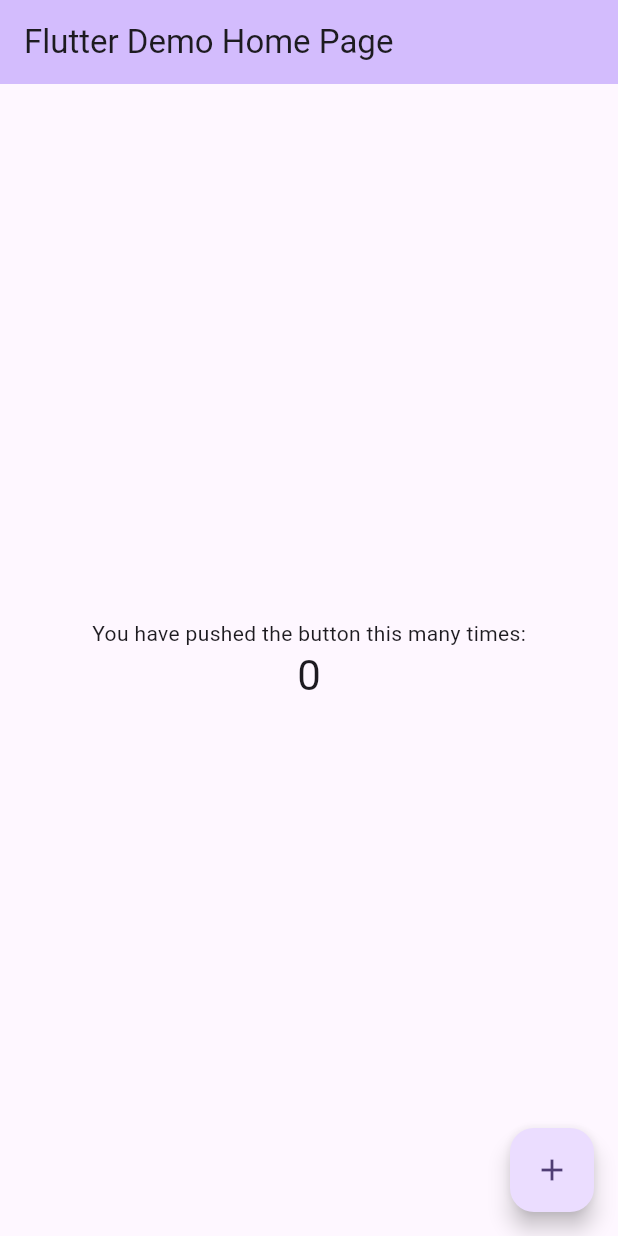
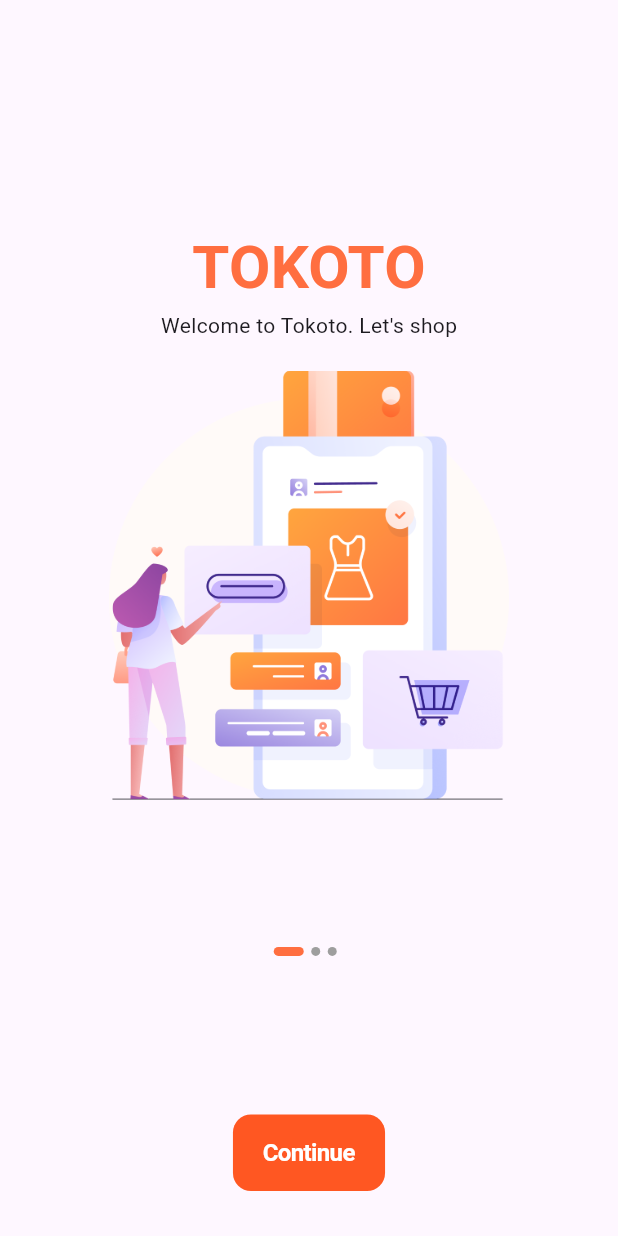
Before and after one commit to ThanhTien3103/e_commerce, a Flutter app: the screen it shows after launch, on a phone screen of 412 x 824 dp. Run offline on Flutter 3.47's test engine with Material 3 defaults, Android fonts, the phone set to English and light mode, and no system bars; our stand-ins replace get.

Commit message:
Add On Board Scene

```diff
--- /dev/null
+++ b/lib/bindings/binding.dart
@@ -0,0 +1,9 @@
+import 'package:get/get.dart';
+import '../src/view_models/board_view_model.dart';
+
+class DependencyBindings extends Bindings {
+  @override
+  void dependencies() {
+    Get.lazyPut<DotController>(() => DotController());
+  }
+}
--- a/lib/main.dart
+++ b/lib/main.dart
@@ -1,4 +1,7 @@
+import 'package:e_commerce/bindings/binding.dart';
+import 'package:e_commerce/src/view/scenes/on_broad_scenes.dart';
 import 'package:flutter/material.dart';
+import 'package:get/get.dart';
 
 void main() {
   runApp(const MyApp());
@@ -6,11 +9,10 @@ void main() {
 
 class MyApp extends StatelessWidget {
   const MyApp({super.key});
-
   // This widget is the root of your application.
   @override
   Widget build(BuildContext context) {
-    return MaterialApp(
+    return GetMaterialApp(
       title: 'Flutter Demo',
       theme: ThemeData(
         // This is the theme of your application.
@@ -31,95 +33,8 @@ class MyApp extends StatelessWidget {
         colorScheme: ColorScheme.fromSeed(seedColor: Colors.deepPurple),
         useMaterial3: true,
       ),
-      home: const MyHomePage(title: 'Flutter Demo Home Page'),
+      initialBinding: DependencyBindings(),
+      home: const OnBroadScenes(),
     );
   }
 }
-
-class MyHomePage extends StatefulWidget {
-  const MyHomePage({super.key, required this.title});
-
-  // This widget is the home page of your application. It is stateful, meaning
-  // that it has a State object (defined below) that contains fields that affect
-  // how it looks.
-
-  // This class is the configuration for the state. It holds the values (in this
-  // case the title) provided by the parent (in this case the App widget) and
-  // used by the build method of the State. Fields in a Widget subclass are
-  // always marked "final".
-
-  final String title;
-
-  @override
-  State<MyHomePage> createState() => _MyHomePageState();
-}
-
-class _MyHomePageState extends State<MyHomePage> {
-  int _counter = 0;
-
-  void _incrementCounter() {
-    setState(() {
-      // This call to setState tells the Flutter framework that something has
-      // changed in this State, which causes it to rerun the build method below
-      // so that the display can reflect the updated values. If we changed
-      // _counter without calling setState(), then the build method would not be
-      // called again, and so nothing would appear to happen.
-      _counter++;
-    });
-  }
-
-  @override
-  Widget build(BuildContext context) {
-    // This method is rerun every time setState is called, for instance as done
-    // by the _incrementCounter method above.
-    //
-    // The Flutter framework has been optimized to make rerunning build methods
-    // fast, so that you can just rebuild anything that needs updating rather
-    // than having to individually change instances of widgets.
-    return Scaffold(
-      appBar: AppBar(
-        // TRY THIS: Try changing the color here to a specific color (to
-        // Colors.amber, perhaps?) and trigger a hot reload to see the AppBar
-        // change color while the other colors stay the same.
-        backgroundColor: Theme.of(context).colorScheme.inversePrimary,
-        // Here we take the value from the MyHomePage object that was created by
-        // the App.build method, and use it to set our appbar title.
-        title: Text(widget.title),
-      ),
-      body: Center(
-        // Center is a layout widget. It takes a single child and positions it
-        // in the middle of the parent.
-        child: Column(
-          // Column is also a layout widget. It takes a list of children and
-          // arranges them vertically. By default, it sizes itself to fit its
-          // children horizontally, and tries to be as tall as its parent.
-          //
-          // Column has various properties to control how it sizes itself and
-          // how it positions its children. Here we use mainAxisAlignment to
-          // center the children vertically; the main axis here is the vertical
-          // axis because Columns are vertical (the cross axis would be
-          // horizontal).
-          //
-          // TRY THIS: Invoke "debug painting" (choose the "Toggle Debug Paint"
-          // action in the IDE, or press "p" in the console), to see the
-          // wireframe for each widget.
-          mainAxisAlignment: MainAxisAlignment.center,
-          children: <Widget>[
-            const Text(
-              'You have pushed the button this many times:',
-            ),
-            Text(
-              '$_counter',
-              style: Theme.of(context).textTheme.headlineMedium,
-            ),
-          ],
-        ),
-      ),
-      floatingActionButton: FloatingActionButton(
-        onPressed: _incrementCounter,
-        tooltip: 'Increment',
-        child: const Icon(Icons.add),
-      ), // This trailing comma makes auto-formatting nicer for build methods.
-    );
-  }
-}
--- /dev/null
+++ b/lib/src/view/scenes/on_broad_scenes.dart
@@ -0,0 +1,93 @@
+import 'package:flutter/cupertino.dart';
+import 'package:flutter/material.dart';
+import 'package:get/get.dart';
+
+import '../../view_models/board_view_model.dart';
+
+
+
+
+class OnBroadScenes extends GetWidget<DotController> {
+  const OnBroadScenes({super.key});
+
+  Container buildDot({required int index}) {
+    return Container(
+      margin: const EdgeInsets.only(right: 5),
+      height: 6,
+      width: controller.currentPage.value == index ? 20: 6,
+      decoration: BoxDecoration(
+        color: controller.currentPage.value == index ? Colors.deepOrangeAccent : Colors.grey,
+        borderRadius: BorderRadius.circular(3),
+      ),
+    );
+  }
+  @override
+  Widget build(BuildContext context) {
+    // TODO: implement build
+     return Scaffold(
+       body: Obx(() =>
+           Column (
+             children: [
+               Container(
+                 padding: const EdgeInsets.only(top: 150),
+                 alignment: Alignment.center,
+                 child: const Text(
+                   'TOKOTO',
+                   style: TextStyle(
+                       fontWeight: FontWeight.bold,
+                       fontSize: 40,
+                       color: Colors.deepOrangeAccent
+                   ),
+                 ),
+               ),
+               Container(
+                 alignment: Alignment.center,
+                 child: const Padding(
+                   padding: EdgeInsets.only(bottom: 20),
+                   child: Text('Welcome to Tokoto. Let\'s shop')
+                 ),
+               ),
+               Expanded(
+                   child: Stack(
+                     children: [
+                       PageView(
+                         onPageChanged: (index) => controller.currentPage(index),
+                         children: [
+                           Image.asset('assets/images/splash_1.png'),
+                           Image.asset('assets/images/splash_2.png'),
+                           Image.asset('assets/images/splash_3.png'),
+                         ],
+                       ),
+                     ],
+                   )
+               ),
+               Expanded(
+                 child: Column(
+                   mainAxisAlignment: MainAxisAlignment.center,
+                   children: <Widget>[
+                     const Spacer(),
+                     Row(
+                       mainAxisAlignment: MainAxisAlignment.center,
+                       children: List.generate(3, (index) => buildDot(index: index)),
+                     ),
+                     const Spacer(),
+                     Container(
+                       padding: const EdgeInsets.fromLTRB(0, 10, 0, 30),
+                       child: CupertinoButton(
+                         color: Colors.deepOrange,
+                         onPressed: () {},
+                         child: const Text(
+                           'Continue',
+                           style: TextStyle(fontWeight: FontWeight.bold, fontSize: 16, color: Colors.white),
+                         ),
+                       ),
+                     )
+                   ],
+                 ),
+               )
+             ],
+           ),
+       )
+     );
+  }
+}
--- /dev/null
+++ b/lib/src/view_models/board_view_model.dart
@@ -0,0 +1,10 @@
+import 'package:get/get_rx/src/rx_types/rx_types.dart';
+import 'package:get/get_state_manager/src/simple/get_controllers.dart';
+
+class DotController extends GetxController {
+  Rx<int> currentPage = 0.obs;
+
+  void changePage({required int index}) {
+    currentPage.value = index;
+  }
+}
```
Also changed, not shown: pubspec.yaml (+6 -2 lines), assets/images/splash_1.png (added), assets/images/splash_2.png (added), assets/images/splash_3.png (added), pubspec.lock.
